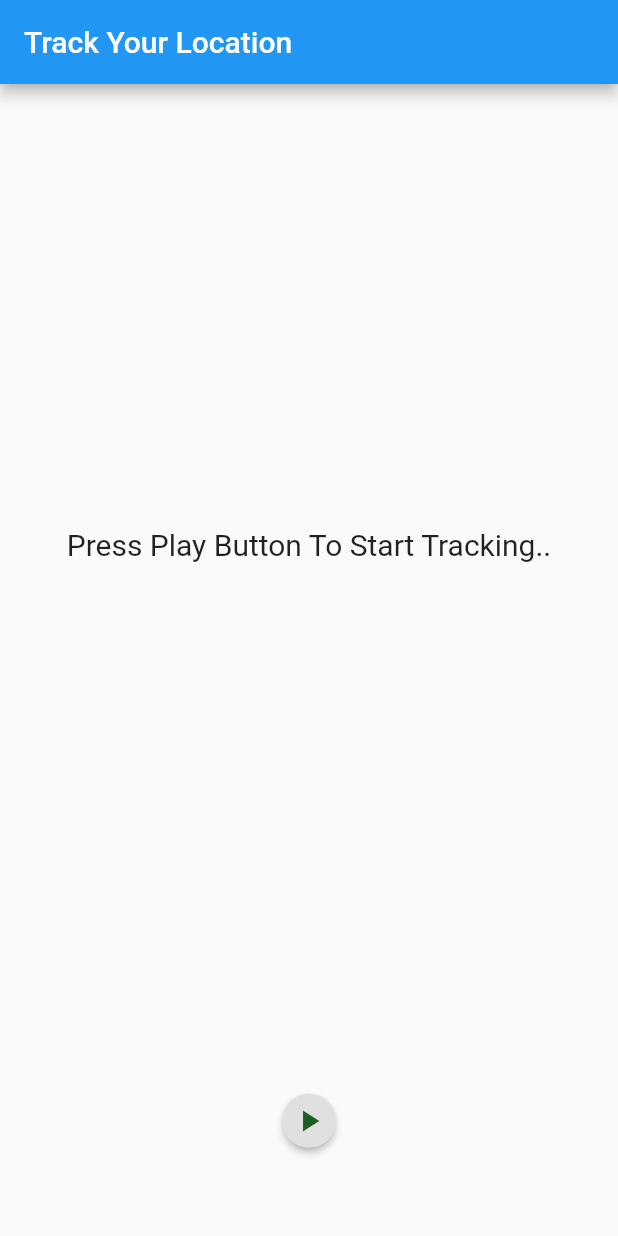
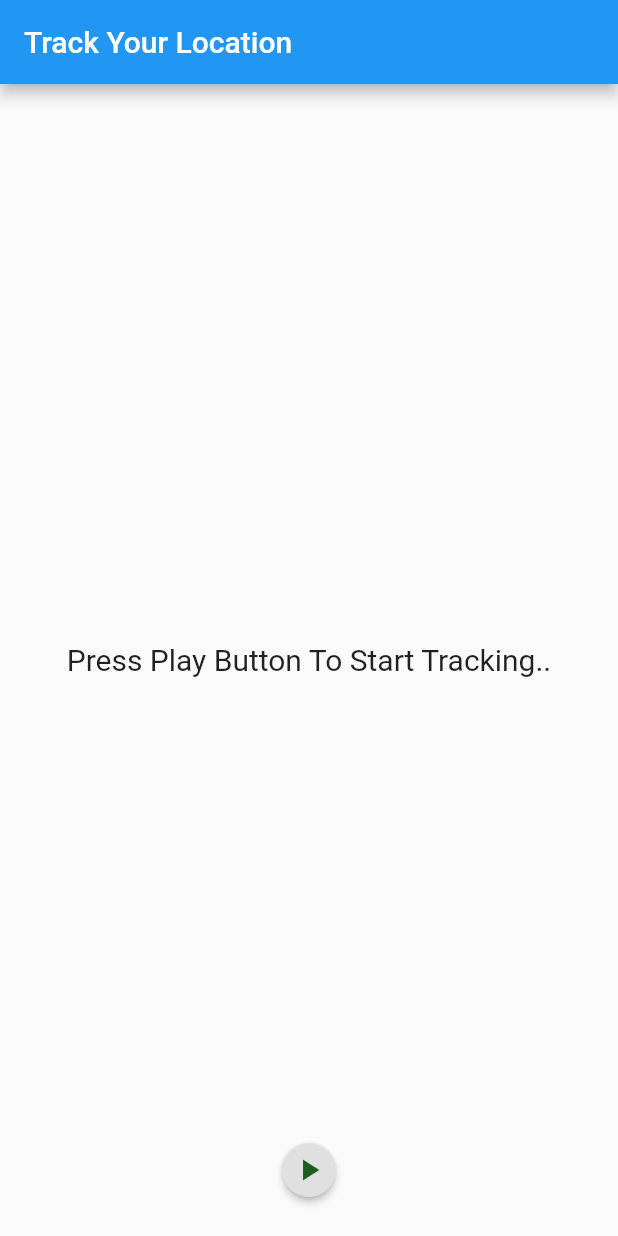
Before and after one commit to ratul0/tracker_v2, a Flutter app: the screen it shows after launch, after a tap on the "play arrow" icon, on a phone screen of 412 x 824 dp. Run offline on Flutter 3.47's test engine with Material 2 defaults, Android fonts, the phone set to English and light mode, and no system bars; our stand-ins replace animated_text_kit, bloc, equatable, flutter_bloc, geolocator.

Commit message:
refator action buttons

```diff
--- a/lib/screens/initial_screen.dart
+++ b/lib/screens/initial_screen.dart
@@ -3,6 +3,7 @@ import 'package:animated_text_kit/animated_text_kit.dart';
 import 'package:flutter_bloc/flutter_bloc.dart';
 import 'package:geolocator/geolocator.dart';
 import 'package:trackerv2/bloc/bloc.dart';
+import 'package:trackerv2/widgets/actions_widget.dart';
 
 class InitialScreen extends StatelessWidget {
   static const String ID = 'INITIAL';
@@ -15,13 +16,9 @@ class InitialScreen extends StatelessWidget {
         title: Text('Track Your Location'),
       ),
       body: SafeArea(
-        child: Container(
-          child: Column(
-            crossAxisAlignment: CrossAxisAlignment.center,
-            mainAxisAlignment: MainAxisAlignment.center,
+        child: Stack(
           children: <Widget>[
-              Expanded(
-                flex: 8,
+            Container(
               child: BlocBuilder<LocationBloc, LocationState>(
                 // ignore: missing_return
                 builder: (context, locationState) {
@@ -47,12 +44,16 @@ class InitialScreen extends StatelessWidget {
                 },
               ),
             ),
-              Expanded(
-                flex: 2,
-                child: _showButtons(context, locationBloc),
+            Column(
+              mainAxisAlignment: MainAxisAlignment.end,
+              children: <Widget>[
+                ActionWidget(),
+                SizedBox(
+                  height: 20,
                 )
               ],
             ),
+          ],
         ),
       ),
     );
@@ -106,85 +107,4 @@ class InitialScreen extends StatelessWidget {
           ),
         ));
   }
-
-  Widget _showButtons(BuildContext context, LocationBloc locationBloc) {
-    return BlocBuilder<LocationBloc, LocationState>(
-      condition: (previousState, state) =>
-          state.runtimeType != previousState.runtimeType,
-      // ignore: missing_return
-      builder: (context, locationState) {
-        if (locationState is LocationEmpty) {
-          return Row(
-            mainAxisAlignment: MainAxisAlignment.center,
-            children: <Widget>[
-              RaisedButton(
-                shape: const CircleBorder(side: BorderSide.none),
-                onPressed: () => locationBloc.add(
-                  TrackingStarted(),
-                ),
-                child: Icon(
-                  Icons.play_arrow,
-                  color: Colors.green.shade900,
-                ),
-              ),
-            ],
-          );
 }
-        if (locationState is LocationTrackingInProgress) {
-          return Row(
-            mainAxisAlignment: MainAxisAlignment.center,
-            children: <Widget>[
-              RaisedButton(
-                shape: const CircleBorder(side: BorderSide.none),
-                onPressed: () => locationBloc.add(
-                  Reset(),
-                ),
-                child: Icon(
-                  Icons.restore,
-                  color: Colors.purple.shade900,
-                ),
-              ),
-              RaisedButton(
-                shape: const CircleBorder(side: BorderSide.none),
-                onPressed: () => locationBloc.add(
-                  Paused(),
-                ),
-                child: Icon(
-                  Icons.pause,
-                  color: Colors.yellow.shade900,
-                ),
-              ),
-            ],
-          );
-        }
-        if (locationState is LocationTrackingPaused) {
-          return Row(
-            mainAxisAlignment: MainAxisAlignment.center,
-            children: <Widget>[
-              RaisedButton(
-                shape: const CircleBorder(side: BorderSide.none),
-                onPressed: () => locationBloc.add(
-                  Reset(),
-                ),
-                child: Icon(
-                  Icons.restore,
-                  color: Colors.purple.shade900,
-                ),
-              ),
-              RaisedButton(
-                shape: const CircleBorder(side: BorderSide.none),
-                onPressed: () => locationBloc.add(
-                  Resumed(),
-                ),
-                child: Icon(
-                  Icons.fast_forward,
-                  color: Colors.lightGreen,
-                ),
-              ),
-            ],
-          );
-        }
-      },
-    );
-  }
-}
--- /dev/null
+++ b/lib/widgets/actions_widget.dart
@@ -0,0 +1,90 @@
+import 'package:flutter/material.dart';
+import 'package:flutter_bloc/flutter_bloc.dart';
+import 'package:trackerv2/bloc/bloc.dart';
+
+class ActionWidget extends StatelessWidget {
+  @override
+  Widget build(BuildContext context) {
+    // ignore: close_sinks
+    final locationBloc = BlocProvider.of<LocationBloc>(context);
+
+    return BlocBuilder<LocationBloc, LocationState>(
+      condition: (previousState, state) =>
+          state.runtimeType != previousState.runtimeType,
+      // ignore: missing_return
+      builder: (context, locationState) {
+        if (locationState is LocationEmpty) {
+          return Row(
+            mainAxisAlignment: MainAxisAlignment.center,
+            children: <Widget>[
+              RaisedButton(
+                shape: const CircleBorder(side: BorderSide.none),
+                onPressed: () => locationBloc.add(
+                  TrackingStarted(),
+                ),
+                child: Icon(
+                  Icons.play_arrow,
+                  color: Colors.green.shade900,
+                ),
+              ),
+            ],
+          );
+        }
+        if (locationState is LocationTrackingInProgress) {
+          return Row(
+            mainAxisAlignment: MainAxisAlignment.center,
+            children: <Widget>[
+              RaisedButton(
+                shape: const CircleBorder(side: BorderSide.none),
+                onPressed: () => locationBloc.add(
+                  Paused(),
+                ),
+                child: Icon(
+                  Icons.pause,
+                  color: Colors.yellow.shade900,
+                ),
+              ),
+              RaisedButton(
+                shape: const CircleBorder(side: BorderSide.none),
+                onPressed: () => locationBloc.add(
+                  Reset(),
+                ),
+                child: Icon(
+                  Icons.restore,
+                  color: Colors.purple.shade900,
+                ),
+              ),
+            ],
+          );
+        }
+        if (locationState is LocationTrackingPaused) {
+          return Row(
+            mainAxisAlignment: MainAxisAlignment.center,
+            children: <Widget>[
+              RaisedButton(
+                shape: const CircleBorder(side: BorderSide.none),
+                onPressed: () => locationBloc.add(
+                  Resumed(),
+                ),
+                child: Icon(
+                  Icons.fast_forward,
+                  color: Colors.lightGreen,
+                ),
+              ),
+              RaisedButton(
+                shape: const CircleBorder(side: BorderSide.none),
+                onPressed: () => locationBloc.add(
+                  Reset(),
+                ),
+                child: Icon(
+                  Icons.restore,
+                  color: Colors.purple.shade900,
+                ),
+              ),
+            ],
+          );
+        }
+      },
+    );
+  }
+}
```
Lines whose indentation alone changed are shown as unchanged.
